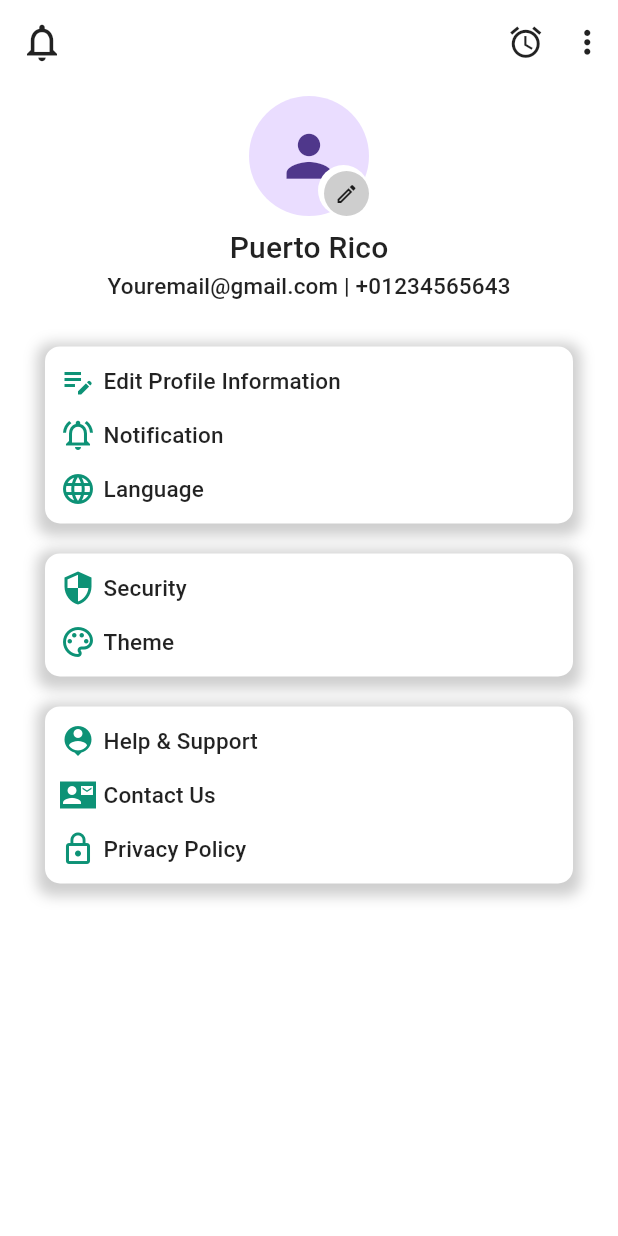
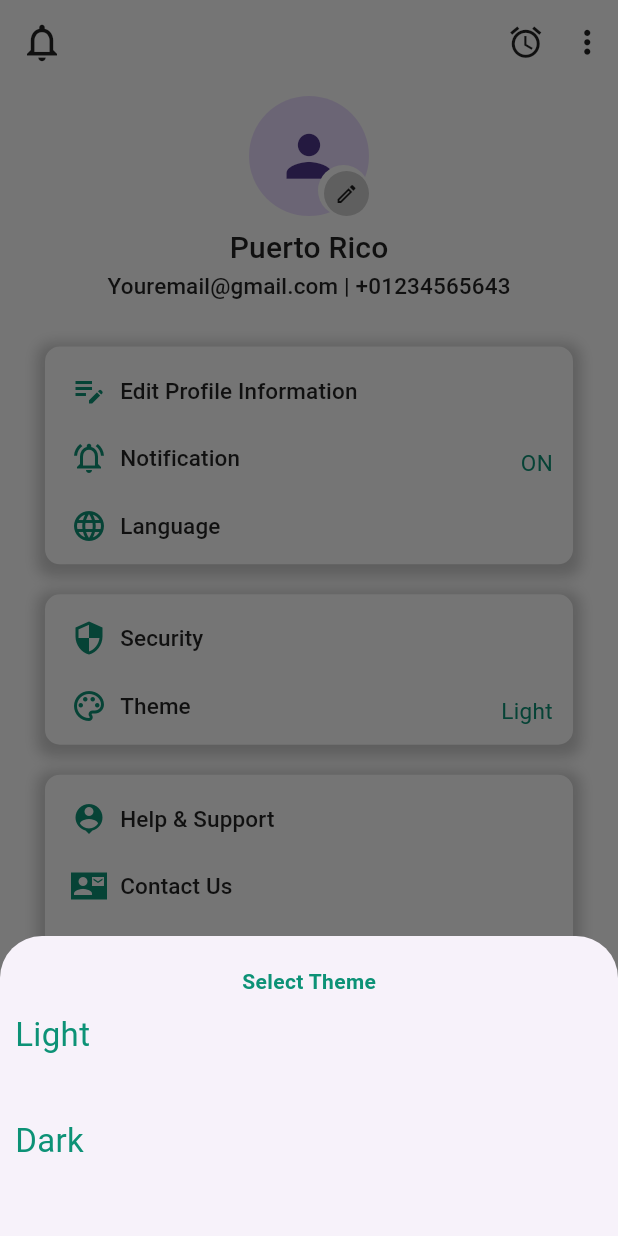
Before and after one commit to MohamedElnegouly/FinalProject, a Flutter app: the ProfileScreen screen opened directly, after a tap on "Theme", on a phone screen of 412 x 824 dp. Run offline on Flutter 3.47's test engine with Material 2 defaults, Android fonts, the phone set to English and light mode, and no system bars; our stand-ins replace bloc, curved_navigation_bar, device_preview, flutter_bloc, flutter_rating_bar, image_picker and 3 more; accounts and stored records are empty.

Commit message:
profile_data

```diff
--- a/lib/main_page.dart
+++ b/lib/main_page.dart
@@ -3,6 +3,7 @@ import 'package:flutter/material.dart';
 import 'package:graduationproject/colors/colors.dart';
 import 'package:graduationproject/screens/nav_bar_screens/home_screen.dart';
 import 'package:graduationproject/screens/nav_bar_screens/profile_screen.dart';
+import 'package:graduationproject/screens/sub_pages/select_language.dart';
 
 class MainPage extends StatefulWidget {
   const MainPage({super.key});
@@ -16,7 +17,7 @@ class _MainPageState extends State<MainPage> {
   List screens = [
     HomeScreen(),
     SizedBox(),
-    SizedBox(),
+    SelectLanguageScreen(),
     ProfileScreen(),
   ];
 
--- a/lib/models/dont_have_account.dart
+++ b/lib/models/dont_have_account.dart
@@ -1,6 +1,6 @@
 import 'package:flutter/material.dart';
 import 'package:graduationproject/colors/colors.dart';
-import 'package:graduationproject/screens/authentication/register_screen.dart';
+import 'package:graduationproject/screens/authentication/signup_screen.dart';
 import 'package:responsive_sizer/responsive_sizer.dart';
 
 class DontHaveAnAccountWidget extends StatelessWidget {
@@ -25,7 +25,7 @@ class DontHaveAnAccountWidget extends StatelessWidget {
             Navigator.push(
               context,
               MaterialPageRoute(
-                builder: (context) => RegisterScreen(),
+                builder: (context) => SignUPScreen(),
               ),
             )
           },
--- a/lib/models/language_model.dart
+++ b/lib/models/language_model.dart
@@ -1,3 +1,5 @@
+import 'package:graduationproject/models/shared_preferences.dart';
+
 class LanguageModel{
 
   String name;
--- a/lib/models/shared_preferences.dart
+++ b/lib/models/shared_preferences.dart
@@ -1,12 +1,18 @@
 import 'package:shared_preferences/shared_preferences.dart';
 
 enum PreferenceKey{
+  name,
+  email,
   loggedIn,
   ProfileData,
   apiToken,
+  phone,
   language,
   notification,
-  theme
+  theme,
+  darkTheme,
+  lightTheme,
+
 }
 class PreferenceUtils {
   static Future<SharedPreferences> get _instance async => _prefsInstance ??= await SharedPreferences.getInstance();
--- a/lib/screens/nav_bar_screens/profile_screen.dart
+++ b/lib/screens/nav_bar_screens/profile_screen.dart
@@ -5,6 +5,7 @@ import 'package:flutter_bloc/flutter_bloc.dart';
 import 'package:graduationproject/colors/colors.dart';
 import 'package:graduationproject/screens/sub_pages/edit_screen.dart';
 import 'package:graduationproject/screens/sub_pages/notifications.dart';
+import 'package:graduationproject/screens/sub_pages/select_language.dart';
 import 'package:image_picker/image_picker.dart';
 import 'package:responsive_sizer/responsive_sizer.dart';
 
@@ -147,14 +148,14 @@ class _ProfileScreenState extends State<ProfileScreen>
                     onTap: () => goToNotificationScreen(),
                     icon: Icons.notifications_on_outlined,
                     title: "Notification",
-                   // value: PreferenceUtils.getString(PreferenceKey.notification, 'ON')
+                   value: PreferenceUtils.getString(PreferenceKey.notification, 'ON')
                   ),
 
                   ProfileItem(
                     onTap: () => goToSelectLanguageScreen(),
                     icon: Icons.language,
                     title: "Language",
-                    // value: PreferenceUtils.getString(PreferenceKey.language,'en')
+                    value: PreferenceUtils.getString(PreferenceKey.language)
                   ),
                   SizedBox(height: 10,),
                 ],),
@@ -190,12 +191,12 @@ class _ProfileScreenState extends State<ProfileScreen>
                   ),
 
                   ProfileItem(
-                    onTap: () => selectTheme(),
+                    onTap: () => showChangeThemeBottomSheet(),
                     icon: Icons.color_lens_outlined,
                     title: "Theme",
-                    //value: PreferenceUtils.getString(PreferenceKey.theme, 'Light mode')
-                  ),
-
+                    value:  PreferenceUtils.getBool(PreferenceKey.darkTheme)
+                               ? "Dark"
+                               : "Light"),
                   SizedBox(height: 10,),
                 ],),
               ),
@@ -264,16 +265,18 @@ class _ProfileScreenState extends State<ProfileScreen>
     required String title,
     String value = '',
   }) {
-    //print('Theme => ${Theme.of(context).brightness}');
     return InkWell(
         onTap: onTap,
         child:
         Padding(
-          padding: EdgeInsets.only(left: 10, top: 10),
+          padding: EdgeInsets.only(left: 15.sp, top: 15.sp),
           child: Row(
             children: [
-              Icon(
-                icon,
+              Padding(
+                padding: EdgeInsets.all(8.sp),
+                child: Icon(
+                  icon,
+                ),
               ),
               const SizedBox(width: 5),
               Text(
@@ -284,12 +287,14 @@ class _ProfileScreenState extends State<ProfileScreen>
                     .titleSmall,
               ),
               const Spacer(),
-              Text(
-                value,
-                style: const TextStyle(
-                    fontSize: 18,
-                    fontWeight: FontWeight.bold,
-                    color: mainColor
+              Padding(
+                padding: EdgeInsets.only(top: 10.sp,right: 15.sp),
+                child: Text(
+                  value,
+                  style: const TextStyle(
+                      fontSize: 15,
+                      color: mainColor
+                  ),
                 ),
               ),
             ],
@@ -302,19 +307,84 @@ class _ProfileScreenState extends State<ProfileScreen>
     Navigator.push(context,
       MaterialPageRoute(
           builder: (context) =>
-              NotificationScreen()),
-    ).then((value) {
-      BlocProvider.of<AppCubit>(context).notificationChanged();
-    });
+              NotificationScreen()));
   }
 
   goToSelectLanguageScreen() {
-
+  Navigator.push(context,
+      MaterialPageRoute(
+          builder: (context)=>
+              SelectLanguageScreen())).then((value) => setState(() {}));
   }
 
 
-  selectTheme() {
-
+  showChangeThemeBottomSheet() {
+    showModalBottomSheet<void>(
+      context: context,
+      builder: (BuildContext context) {
+        return Container(
+          height: 200,
+          decoration: BoxDecoration(
+            borderRadius: BorderRadius.circular(25),
+          ),
+          child: Center(
+            child: Column(
+              mainAxisAlignment: MainAxisAlignment.start,
+              mainAxisSize: MainAxisSize.max,
+              children: <Widget>[
+                const SizedBox(height: 20),
+                const Text('Select Theme',style: TextStyle(color: mainColor,fontWeight: FontWeight.bold),),
+                InkWell(
+                  onTap: () async {
+                    await PreferenceUtils.setBool(
+                      PreferenceKey.darkTheme,
+                      false,
+                    );
+                     Navigator.pop(context);
+                  },
+                  child: Container(
+                    width: double.infinity,
+                    padding: const EdgeInsets.all(10),
+                    // color: Colors.grey[200],
+                    child: const Text(
+                      'Light',
+                      style: TextStyle(
+                        fontSize: 22,
+                        color: mainColor
+                      ),
+                    ),
+                  ),
+                ),
+                const SizedBox(height: 20),
+                InkWell(
+                  onTap: () async {
+                    await PreferenceUtils.setBool(
+                      PreferenceKey.darkTheme,
+                      true,
+                    );
+                    Navigator.pop(context);
+                  },
+                  child: Container(
+                    width: double.infinity,
+                    padding: const EdgeInsets.all(10),
+                    // color: Colors.grey[200],
+                    child: const Text(
+                      'Dark',
+                      style: TextStyle(
+                        fontSize: 22,
+                        color: mainColor
+                      ),
+                    ),
+                  ),
+                ),
+              ],
+            ),
+          ),
+        );
+      },
+    ).then((value) {
+      BlocProvider.of<AppCubit>(context).themeChanged();
+    });
   }
 
 
--- a/lib/screens/welcome_screen.dart
+++ b/lib/screens/welcome_screen.dart
@@ -1,7 +1,7 @@
 import 'package:flutter/material.dart';
 import 'package:flutter/services.dart';
 import 'package:graduationproject/screens/authentication/forget_screen.dart';
-import 'package:graduationproject/screens/authentication/login_screen.dart';
+import 'package:graduationproject/screens/authentication/signin_screen.dart';
 import 'package:responsive_sizer/responsive_sizer.dart';
 
 class WelcomeScreen extends StatefulWidget {
@@ -18,7 +18,7 @@ class _WelcomeScreenState extends State<WelcomeScreen> with SingleTickerProvider
     super.initState();
     SystemChrome.setEnabledSystemUIMode(SystemUiMode.immersive);
     Future.delayed(Duration(seconds: 3), (){
-      Navigator.of(context).pushReplacement(MaterialPageRoute(builder: (_)=> LoginScreen()));
+      Navigator.of(context).pushReplacement(MaterialPageRoute(builder: (_)=> SignInScreen()));
     });
   }
   @override
```
Also changed, not shown: lib/main.dart (+7 -3 lines), lib/models/end_point.dart (+21 -0 lines), lib/screens/authentication/signin_screen.dart (+6 -5 lines), lib/screens/authentication/signup_screen.dart (+26 -12 lines), lib/screens/nav_bar_screens/home_screen.dart (+81 -52 lines), lib/screens/sub_pages/edit_screen.dart (+64 -8 lines), lib/screens/sub_pages/select_language.dart (+22 -5 lines), lib/test_save.dart (+219 -0 lines), lib/screens/authentication/login_screen.dart (added).
